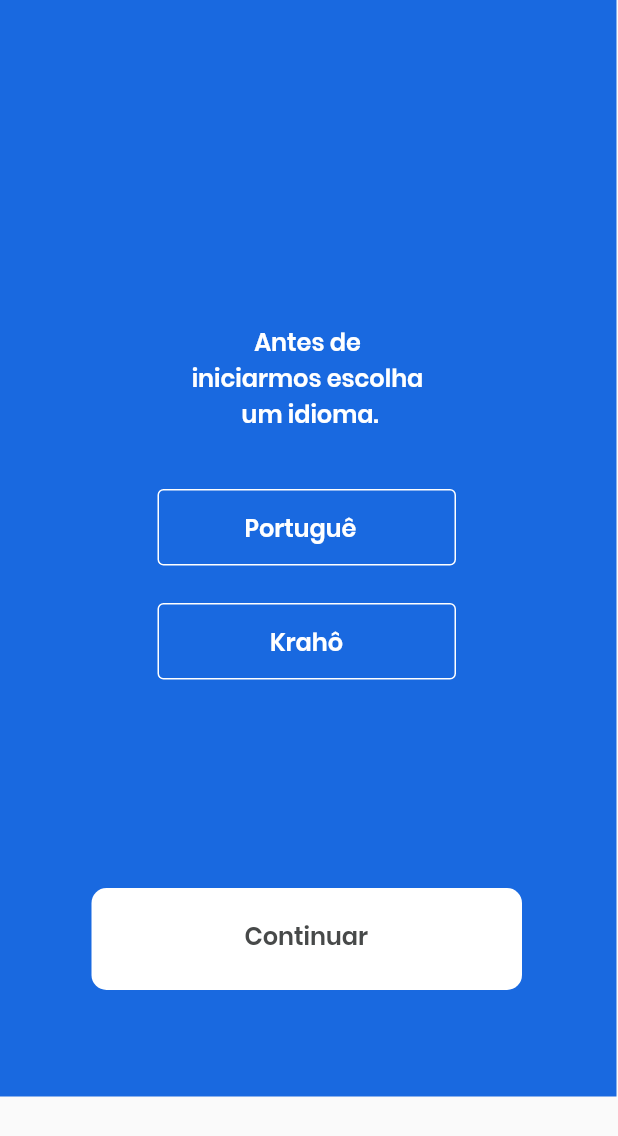
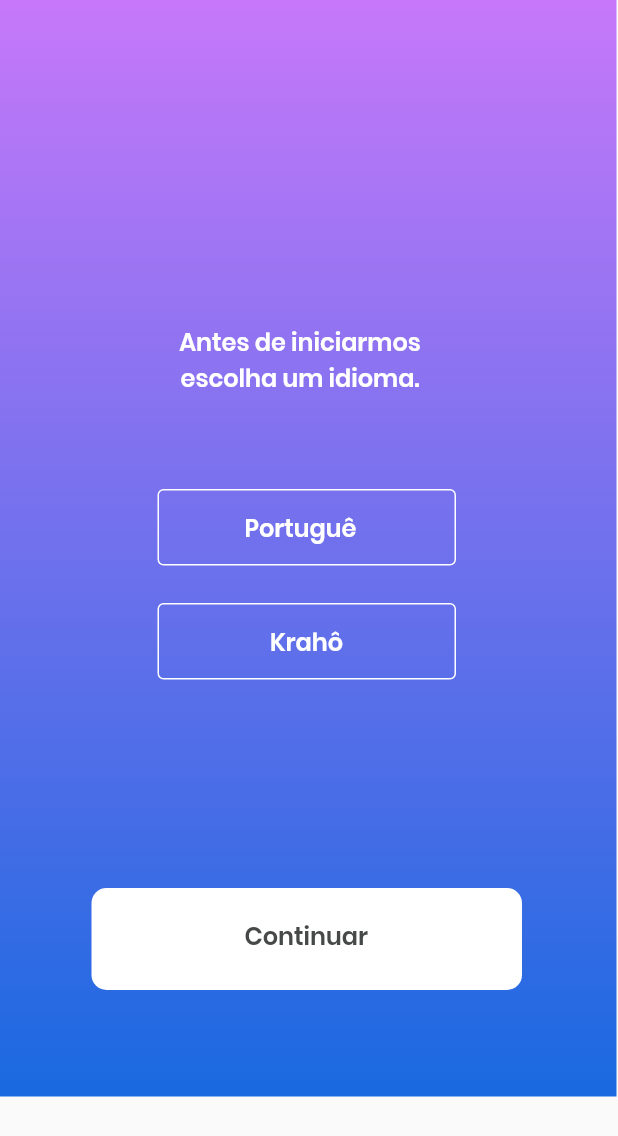
Before and after one commit to EliezerGino/krapp, a Flutter app: the screen it shows after launch, on a phone screen of 412 x 824 dp. Shown: the top 1136 px of the screen. Run offline on Flutter 3.47's test engine with Material 2 defaults, Android fonts, the phone set to English and light mode, and no system bars.

Commit message:
background gradient

```diff
--- a/lib/android/pages/splashScreen.page.dart
+++ b/lib/android/pages/splashScreen.page.dart
@@ -16,9 +16,9 @@ Container(
             height: 731,
             decoration: BoxDecoration(
                   gradient: LinearGradient(
-        begin: Alignment(0, 0),
-        end: Alignment(0, 0),
-        colors: [const Color(0xffc678f9), const Color(0xff1969e0)])
+                  begin: Alignment.topCenter,
+                  end: Alignment.bottomCenter,
+                  colors: [ Color(0xffc678f9), Color(0xff1969e0)])
               ),
             child: Stack(children: [
             // Button
@@ -77,10 +77,10 @@ Container(
             // Text
             PositionedDirectional(
               top: 216,
-    start: 125,
+              start: 100,
               child:
                   SizedBox(
-     width: 160,
+              width: 200,
               height: 70,
               child:   // Presentation
                 SizedBox(
@@ -89,7 +89,7 @@ Container(
                   SizedBox(
 
                     child:   Text(
-          "Antes de iniciarmos escolha \n um idioma.",
+                    "Antes de iniciarmos escolha um idioma.",
                     style: const TextStyle(
                         color:  const Color(0xffffffff),
                         fontWeight: FontWeight.w500,
```
Lines whose indentation alone changed are shown as unchanged.
